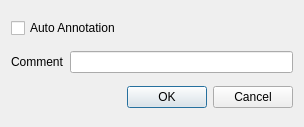
First picture: the form in neurolabi/gui/dialogs/zflyemsplituploadoptiondialog.ui, repository janelia-flyem/NeuTu, before the edit.
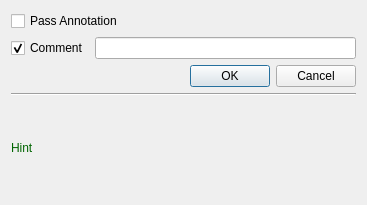
Second picture: the form after the edit.

Commit message: add option of passing annotation for splits

Diff of the .ui file:
```diff
--- a/neurolabi/gui/dialogs/zflyemsplituploadoptiondialog.ui
+++ b/neurolabi/gui/dialogs/zflyemsplituploadoptiondialog.ui
@@ -6,8 +6,8 @@
    <rect>
     <x>0</x>
     <y>0</y>
-    <width>304</width>
-    <height>127</height>
+    <width>367</width>
+    <height>205</height>
    </rect>
   </property>
   <property name="windowTitle">
@@ -17,17 +17,23 @@
    <item>
     <widget class="QCheckBox" name="autoAnnotationCheckBox">
      <property name="text">
-      <string>Auto Annotation</string>
+      <string>Pass Annotation</string>
      </property>
     </widget>
    </item>
    <item>
     <layout class="QHBoxLayout" name="horizontalLayout">
      <item>
-      <widget class="QLabel" name="label">
+      <widget class="QCheckBox" name="commentCheckBox">
+       <property name="statusTip">
+        <string>Check the box to add new comment</string>
+       </property>
        <property name="text">
         <string>Comment</string>
        </property>
+       <property name="checked">
+        <bool>true</bool>
+       </property>
       </widget>
      </item>
      <item>
@@ -45,6 +51,26 @@
      </property>
     </widget>
    </item>
+   <item>
+    <widget class="Line" name="line">
+     <property name="orientation">
+      <enum>Qt::Horizontal</enum>
+     </property>
+    </widget>
+   </item>
+   <item>
+    <widget class="QLabel" name="hintLabel">
+     <property name="statusTip">
+      <string>Hint: Annotation will be passed to the split parts with status 'Not examined' if 'Pass Annotation' is on, but it's comment field will be replaced if 'Comment' is on.</string>
+     </property>
+     <property name="text">
+      <string>&lt;font color=&quot;DarkGreen&quot;&gt;Hint&lt;/font&gt;</string>
+     </property>
+     <property name="wordWrap">
+      <bool>true</bool>
+     </property>
+    </widget>
+   </item>
   </layout>
  </widget>
  <resources/>
```
Left out of the diff: 9 changed lines with no effect on the pictures. The commit also changes 9 other files.
